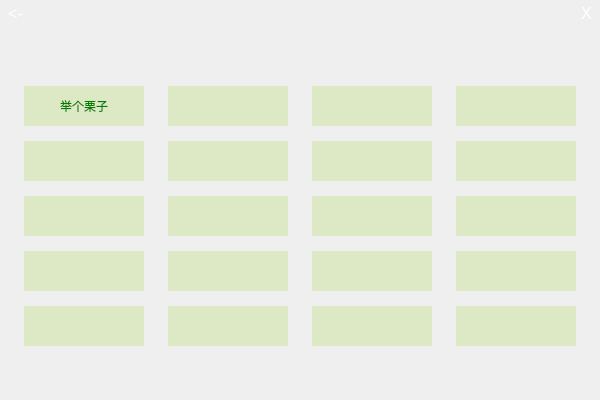
Above: QtClassClient/BeforeClass/dialogchoosereplay.ui from ideallx/serveree before the change. Below: the same form after it.
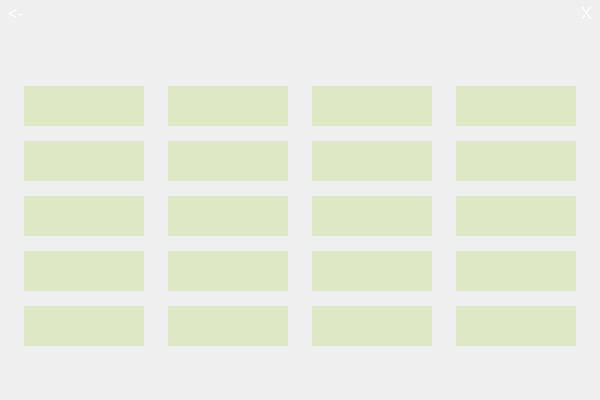
That is the form after the change. Icons and pictures are not drawn.

Patch:
```diff
--- a/QtClassClient/BeforeClass/dialogchoosereplay.ui
+++ b/QtClassClient/BeforeClass/dialogchoosereplay.ui
@@ -199,7 +199,7 @@
         </size>
        </property>
        <property name="text">
-        <string>举个栗子</string>
+        <string/>
        </property>
        <property name="autoRaise">
         <bool>true</bool>
```
